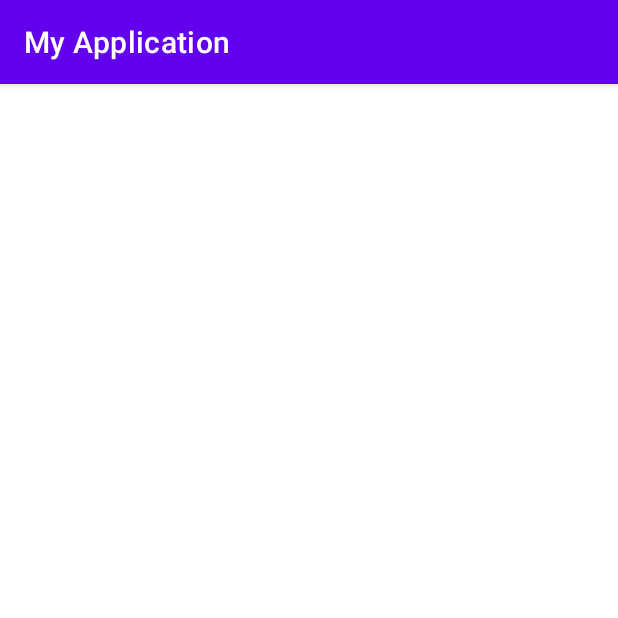
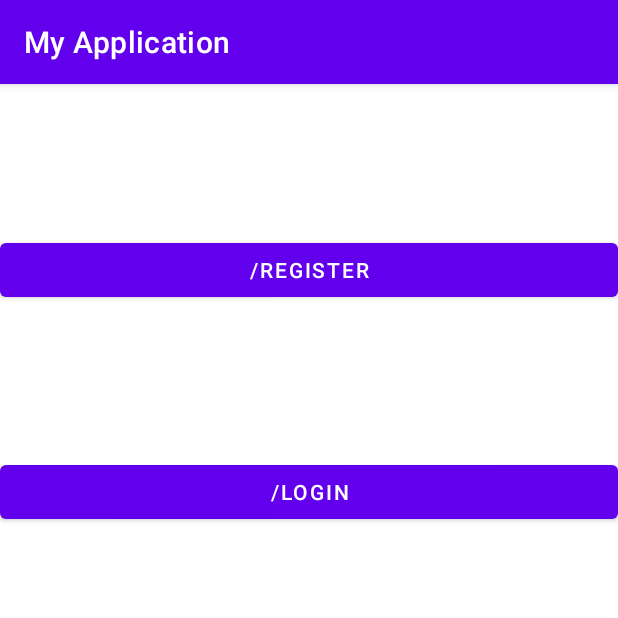
Before and after one commit to Crimsey/GardenRamsey-front, an Android app: the screen it shows after launch (LoginActivity before the commit, MainActivity after it), on a phone screen of 412 x 824 dp, the top half of it. Run offline under Robolectric (Android 15) with nearby library versions, the light colour scheme and no system bars.

Commit message:
rejestracja dziala

```diff
--- a/app/build.gradle
+++ b/app/build.gradle
@@ -38,6 +38,8 @@ dependencies {
     implementation 'androidx.lifecycle:lifecycle-livedata-ktx:2.2.0'
     implementation 'androidx.lifecycle:lifecycle-viewmodel-ktx:2.2.0'
     implementation 'com.google.firebase:firebase-database:20.0.2'
+    implementation 'com.google.firebase:firebase-auth:21.0.1'
+    //implementation 'com.android.tools.build:gradle:3.2.1'
     testImplementation 'junit:junit:4.+'
     androidTestImplementation 'androidx.test.ext:junit:1.1.2'
     androidTestImplementation 'androidx.test.espresso:espresso-core:3.3.0'
--- a/app/src/main/AndroidManifest.xml
+++ b/app/src/main/AndroidManifest.xml
@@ -9,8 +9,11 @@
         android:roundIcon="@mipmap/ic_launcher_round"
         android:supportsRtl="true"
         android:theme="@style/Theme.MyApplication">
+        <activity android:name=".ui.LoginActivity" />
+        <activity android:name=".ui.RegisterActivity" />
+
         <activity
-            android:name=".ui.LoginActivity"
+            android:name=".ui.MainActivity"
             android:label="@string/app_name">
             <intent-filter>
                 <action android:name="android.intent.action.MAIN" />
--- a/app/src/main/java/com/example/myapplication/ui/LoginActivity.java
+++ b/app/src/main/java/com/example/myapplication/ui/LoginActivity.java
@@ -2,21 +2,6 @@ package com.example.myapplication.ui;
 
 import androidx.appcompat.app.AppCompatActivity;
 
-import com.google.firebase.database.DatabaseReference;
-import com.google.firebase.database.FirebaseDatabase;
+public class LoginActivity extends AppCompatActivity {
 
-
-public class LoginActivity extends AppCompatActivity {
-    FirebaseDatabase database = FirebaseDatabase.getInstance();
-    DatabaseReference myRef = database.getReference("message");
-
-    /*myRef.setValue("Hello, World!");
-
-    public void setMyRef(DatabaseReference myRef) {
-        this.myRef = myRef;
-    }
-
-    public DatabaseReference getMyRef() {
-        return myRef;
-    }*/
 }
--- /dev/null
+++ b/app/src/main/java/com/example/myapplication/ui/MainActivity.java
@@ -0,0 +1,50 @@
+package com.example.myapplication.ui;
+
+import androidx.annotation.NonNull;
+import androidx.appcompat.app.AppCompatActivity;
+import androidx.fragment.app.Fragment;
+
+import android.content.Intent;
+import android.os.Bundle;
+import android.view.MenuItem;
+import android.view.View;
+import android.widget.Button;
+
+import com.example.myapplication.R;
+import com.google.android.material.bottomnavigation.BottomNavigationView;
+
+public class MainActivity extends AppCompatActivity {
+
+    private Button register;
+    private Button login;
+
+    @Override
+    protected void onCreate(Bundle savedInstanceState) {
+        super.onCreate(savedInstanceState);
+        setContentView(R.layout.activity_main);
+
+        register = findViewById(R.id.register);
+        login = findViewById(R.id.login);
+
+        register.setOnClickListener(new View.OnClickListener(){
+            @Override
+            public void onClick(View v) {
+                startActivity(new Intent(MainActivity.this, RegisterActivity.class));
+                finish();
+            }
+
+        });
+
+        login.setOnClickListener(new View.OnClickListener(){
+            @Override
+            public void onClick(View v) {
+                startActivity(new Intent(MainActivity.this, LoginActivity.class));
+                finish();
+            }
+
+        });
+        }
+
+
+
+}
--- /dev/null
+++ b/app/src/main/res/layout/activity_main.xml
@@ -0,0 +1,24 @@
+<?xml version="1.0" encoding="utf-8"?>
+<RelativeLayout xmlns:android="http://schemas.android.com/apk/res/android"
+    xmlns:app="http://schemas.android.com/apk/res-auto"
+    xmlns:tools="http://schemas.android.com/tools"
+    android:layout_width="match_parent"
+    android:layout_height="match_parent"
+    tools:context=".ui.MainActivity">
+
+   <Button
+       android:layout_width="match_parent"
+       android:layout_height="wrap_content"
+       android:text="/register"
+       android:id="@+id/register"
+       android:layout_marginTop="100dp"/>
+
+    <Button
+        android:layout_width="match_parent"
+        android:layout_height="wrap_content"
+        android:text="/login"
+        android:id="@+id/login"
+        android:layout_below="@+id/register"
+        android:layout_marginTop="100dp"/>
+
+</RelativeLayout>
```
Also changed, not shown: app/src/main/java/com/example/myapplication/ui/RegisterActivity.java (added, +67 -0 lines), app/src/main/res/layout/activity_register.xml (added, +36 -0 lines).
